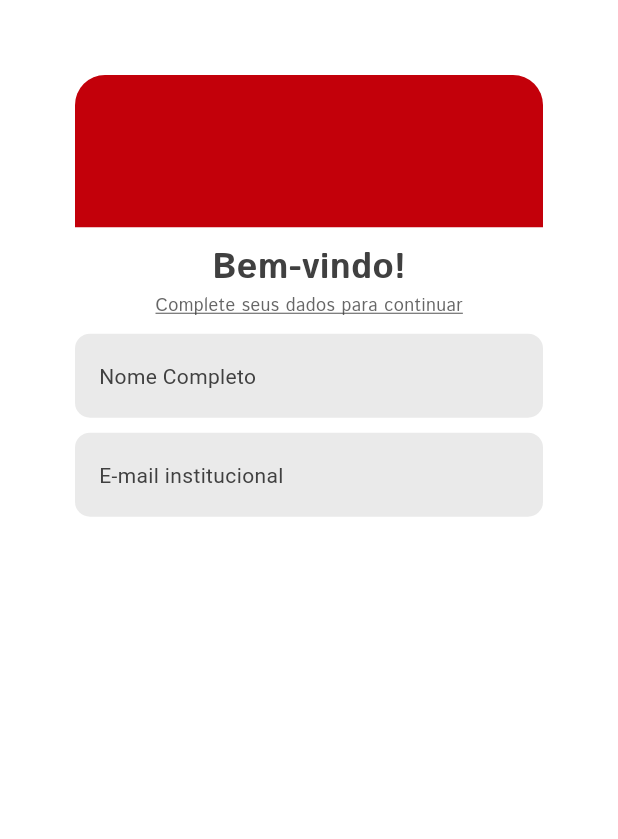
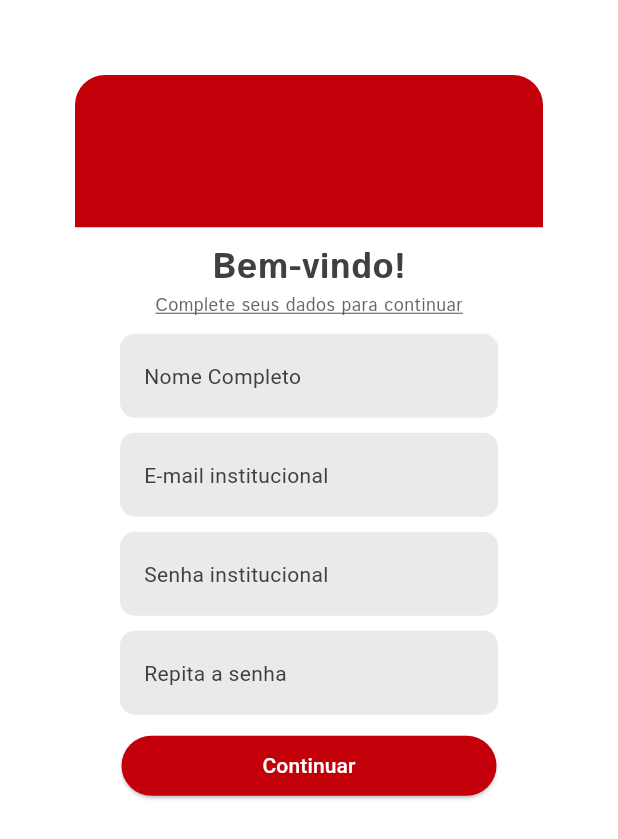
Before and after one commit to GustaBR/sao_camilo_imt, a Flutter app: the screen it shows after launch, on a phone screen of 412 x 824 dp. Shown: the top 839 px of the screen. Run offline on Flutter 3.47's test engine with Material 3 defaults, Android fonts, the phone set to English and light mode, and no system bars; missing offline and left inert: flutter_screen_scaler.

Commit message:
feature: implementacao da interface da tela de login

```diff
--- a/lib/ui/paginas/tela_inicial.dart
+++ b/lib/ui/paginas/tela_inicial.dart
@@ -11,7 +11,19 @@ class _TelaInicialState extends State<TelaInicial> {
   @override
   Widget build(BuildContext context) {
     return Center(
-      child: Text("Tela Inicial"),
+      child: ElevatedButton(
+        onPressed: () {
+          Navigator.push(
+            context,
+            MaterialPageRoute(
+              builder: (BuildContext context) {
+                return const Text("Tela de treino");
+              }
+            ),
+          );
+        },
+        child: Text("Novo treino"),
+      ),
     );
   }
 }
--- a/lib/ui/paginas/tela_login.dart
+++ b/lib/ui/paginas/tela_login.dart
@@ -1,4 +1,5 @@
 import 'package:flutter/material.dart';
+import '../widget_tree.dart';
 
 class TelaLogin extends StatefulWidget {
   const TelaLogin({super.key});
@@ -10,6 +11,8 @@ class TelaLogin extends StatefulWidget {
 class _TelaLoginState extends State<TelaLogin> {
   TextEditingController nomeController = TextEditingController();
   TextEditingController emailController = TextEditingController();
+  TextEditingController senhaController = TextEditingController();
+  TextEditingController repetirSenhaController = TextEditingController();
 
   @override
   Widget build(BuildContext context) {
@@ -65,7 +68,12 @@ class _TelaLoginState extends State<TelaLogin> {
                   ],
                 ),
               ),
-              Column(
+              Padding(
+                padding: EdgeInsetsGeometry.only(
+                  right: 30.0,
+                  left: 30.0,
+                ),
+                child: Column(
                   spacing: 10.0,
                   children: [
                     TextField(
@@ -112,10 +120,82 @@ class _TelaLoginState extends State<TelaLogin> {
                         setState(() {});
                       },
                     ),
+                    TextField(
+                      controller: senhaController,
+                      decoration: const InputDecoration(
+                        border: OutlineInputBorder(
+                          borderSide: BorderSide.none,
+                          borderRadius: BorderRadius.all(
+                            Radius.circular(10.0),
+                          ),
+                        ),
+                        filled: true,
+                        fillColor: Color.fromRGBO(234, 234, 234, 1.0),
+                        hint: Text(
+                          "Senha institucional",
+                          style: TextStyle(
+                            color: Color.fromRGBO(64, 64, 64, 1.0),
+                          ),
+                        ),
+                      ),
+                      onChanged: (valor) {
+                        setState(() {});
+                      },
+                    ),
+                    TextField(
+                      controller: repetirSenhaController,
+                      decoration: const InputDecoration(
+                        border: OutlineInputBorder(
+                          borderSide: BorderSide.none,
+                          borderRadius: BorderRadius.all(
+                            Radius.circular(10.0),
+                          ),
+                        ),
+                        filled: true,
+                        fillColor: Color.fromRGBO(234, 234, 234, 1.0),
+                        hint: Text(
+                          "Repita a senha",
+                          style: TextStyle(
+                            color: Color.fromRGBO(64, 64, 64, 1.0),
+                          ),
+                        ),
+                      ),
+                      onChanged: (valor) {
+                        setState(() {});
+                      },
+                    ),
+                    ElevatedButton(
+                      style: ButtonStyle(
+                        fixedSize: WidgetStatePropertyAll<Size>(Size(
+                          250.0,
+                          40.0)
+                        ),
+                        backgroundColor: WidgetStateProperty.resolveWith<Color?>(
+                          (Set<WidgetState> states) {
+                            return Color.fromRGBO(195, 0, 10, 1.0);
+                          }
+                        ),
+                      ),
+                      onPressed: () {
+                        Navigator.pushReplacement(
+                          context,
+                          MaterialPageRoute(
+                            builder: (BuildContext context) => const WidgetTree(),
+                          )
+                        );
+                      },
+                      child: Text(
+                        "Continuar",
+                        style: TextStyle(
+                            color: Color.fromRGBO(255, 255, 255, 1.0),
+                          ),
+                        )
+                    ),
+                  ],
+                ),
+              ),
               Text(nomeController.text),
               Text(emailController.text),
-                ],
-              ),
             ],
           ),
         ),
```
Also changed, not shown: pubspec.lock. Lines whose indentation alone changed are shown as unchanged.
